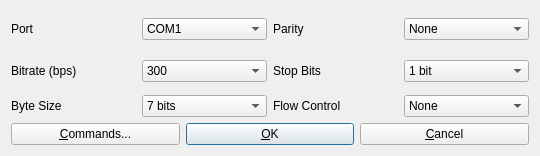
Above: app/appcmn_qt/serioptdlg.ui from tomojitakasu/RTKLIB before the change. Below: the same form after it.
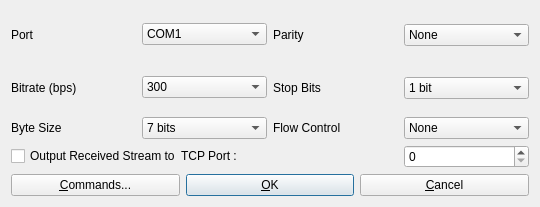
That is the form after the change.

Commit message: - update Qt port to latest VCL version

Patch:
```diff
--- a/app/appcmn_qt/serioptdlg.ui
+++ b/app/appcmn_qt/serioptdlg.ui
@@ -7,7 +7,7 @@
     <x>0</x>
     <y>0</y>
     <width>540</width>
-    <height>156</height>
+    <height>207</height>
    </rect>
   </property>
   <property name="windowTitle">
@@ -265,7 +265,7 @@
      </item>
     </widget>
    </item>
-   <item row="7" column="0" colspan="4">
+   <item row="8" column="0" colspan="4">
     <widget class="QWidget" name="widget" native="true">
      <layout class="QHBoxLayout" name="horizontalLayout">
       <property name="leftMargin">
@@ -328,6 +328,16 @@
      </layout>
     </widget>
    </item>
+   <item row="7" column="3">
+    <widget class="QSpinBox" name="TcpPort"/>
+   </item>
+   <item row="7" column="0" colspan="3">
+    <widget class="QCheckBox" name="OutTcpPort">
+     <property name="text">
+      <string>Output Received Stream to  TCP Port :</string>
+     </property>
+    </widget>
+   </item>
   </layout>
  </widget>
  <resources/>
```
The commit also changes 8 other files.
